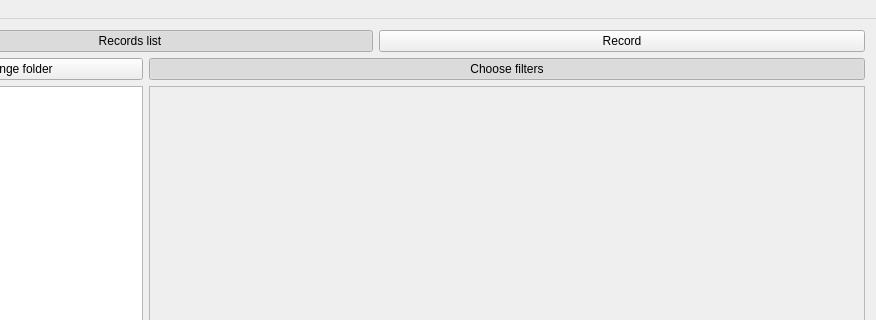
Above: sofia-eog_desktop/eogwindow.ui from v-ko/sofia-eog before the change; both pictures show x 124 to 1000 and y 0 to 320 of the 1000 by 499 pixel window. Below: the same form after it.
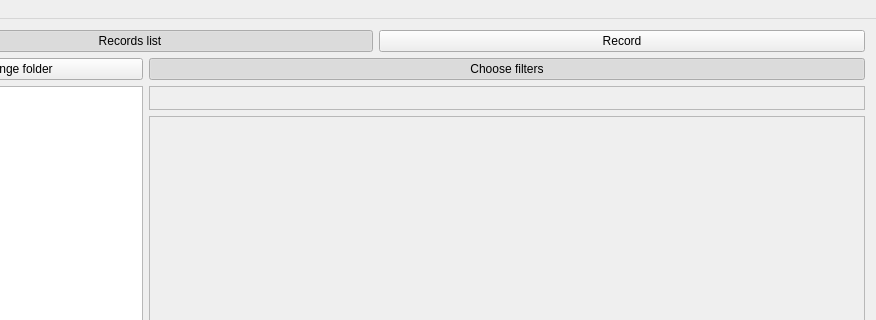
That is the form after the change.

Diff of the .ui file:
```diff
--- a/sofia-eog_desktop/eogwindow.ui
+++ b/sofia-eog_desktop/eogwindow.ui
@@ -102,7 +102,7 @@
        </widget>
       </item>
       <item>
-       <layout class="QVBoxLayout" name="filtersLayout">
+       <layout class="QVBoxLayout" name="contentLayout">
         <property name="sizeConstraint">
          <enum>QLayout::SetMaximumSize</enum>
         </property>
@@ -143,6 +143,28 @@
           </layout>
          </widget>
         </item>
+        <item>
+         <widget class="QScrollArea" name="scrollArea">
+          <property name="widgetResizable">
+           <bool>true</bool>
+          </property>
+          <widget class="QWidget" name="filtersScrollableWidget">
+           <property name="geometry">
+            <rect>
+             <x>0</x>
+             <y>0</y>
+             <width>718</width>
+             <height>351</height>
+            </rect>
+           </property>
+           <layout class="QVBoxLayout" name="verticalLayout_8">
+            <item>
+             <layout class="QVBoxLayout" name="filtersLayout"/>
+            </item>
+           </layout>
+          </widget>
+         </widget>
+        </item>
        </layout>
       </item>
      </layout>
```
Left out of the diff: 34 changed lines with no effect on the pictures.
